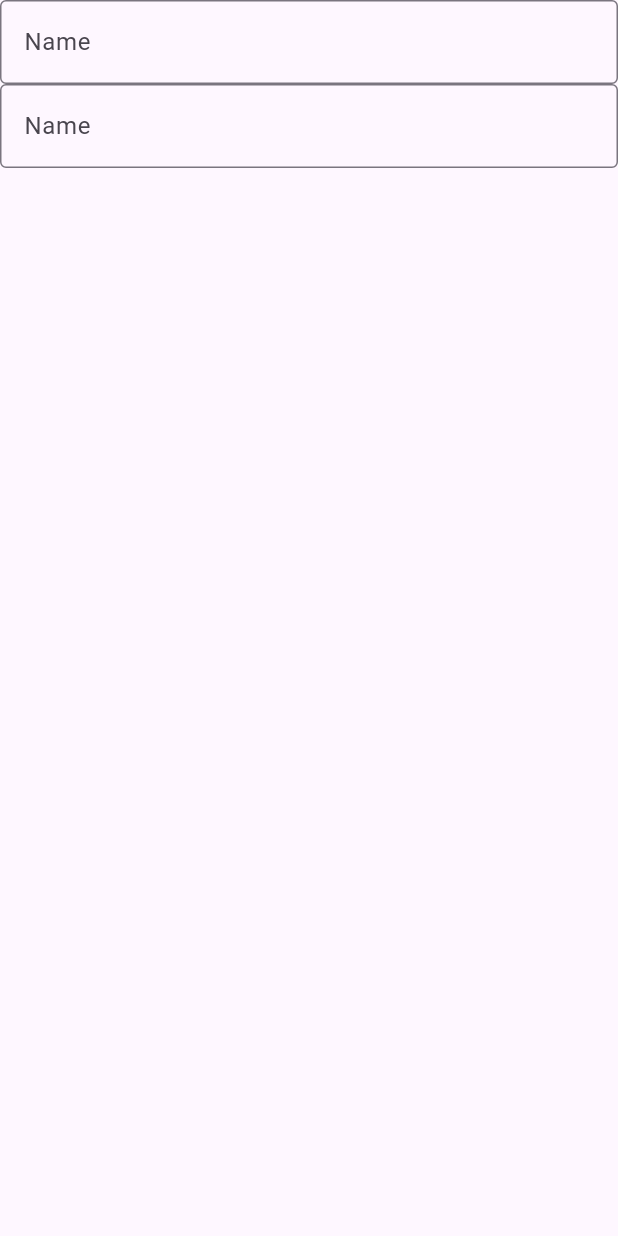
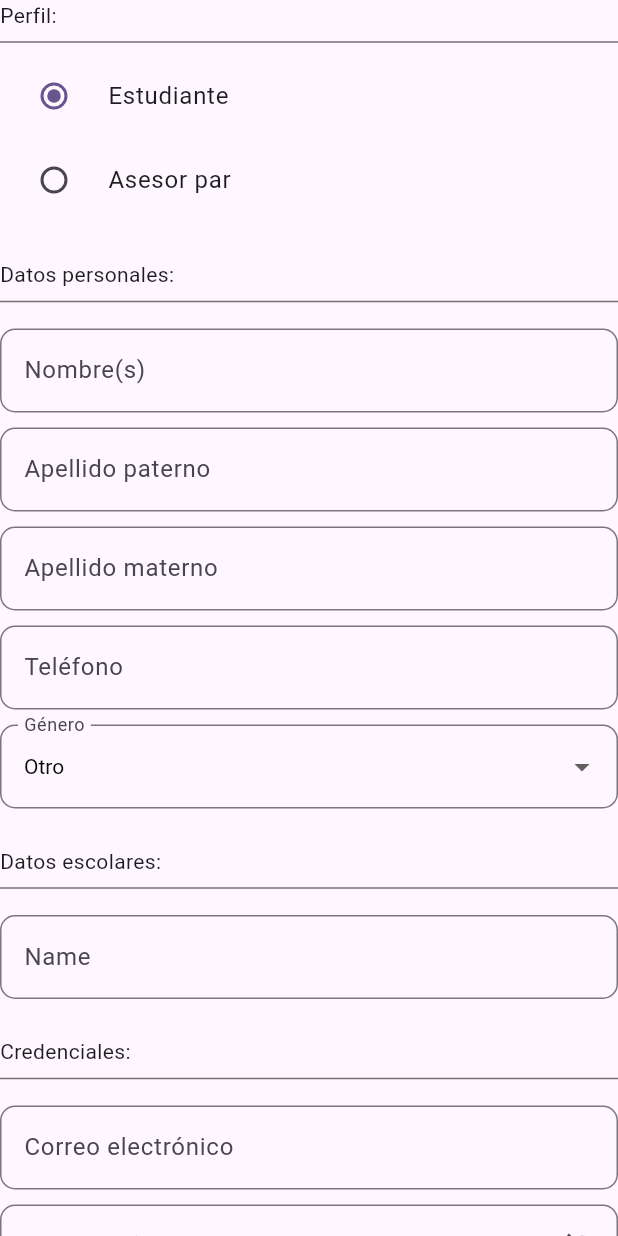
Before and after one commit to XamalionDev/academic_advice_app, a Flutter app: the RegisterForm widget shown alone on an empty page, opened directly, on a phone screen of 412 x 824 dp. Run offline on Flutter 3.47's test engine with Material 2 defaults, Android fonts, the light colour scheme and no system bars; our stand-ins replace firebase_auth, firebase_core, flutter_riverpod, go_router; accounts and stored records are empty; generated files the repository leaves out were written again.

Commit message:
Design: part 2.

```diff
--- /dev/null
+++ b/lib/model/enums/enums.dart
@@ -0,0 +1,21 @@
+enum DaysOfTheWeek {
+  Monday,
+  Tuesday,
+  Wednesday,
+  Thursday,
+  Friday,
+  Saturday,
+  Sunday,
+}
+
+enum UserRoles {
+  Admin,
+  Advisor,
+  Advisee
+}
+
+enum Genders {
+  Masculino,
+  Femenino,
+  Otro
+}
--- a/lib/view/screens/login_screen.dart
+++ b/lib/view/screens/login_screen.dart
@@ -28,7 +28,7 @@ class LoginScreen extends ConsumerWidget {
                   SystemChannels.textInput.invokeMethod('TextInput.hide');
                 },
                 icon: const Icon(Icons.arrow_drop_down)),
-            const LoginForm()
+            const LoginForm(),
           ],
         )
       ),
--- a/lib/view/screens/presentation_screen.dart
+++ b/lib/view/screens/presentation_screen.dart
@@ -10,7 +10,7 @@ class PresentationScreen extends ConsumerWidget {
 
   @override
   Widget build(BuildContext context, WidgetRef ref) {
-    final widthScreen = MediaQuery.of(context).size.width;;
+    final widthScreen = MediaQuery.of(context).size.width;
     final heightLogin = ref.watch(heightLoginProvider);
     final heightRegister = ref.watch(heightRegisterProvider);
 
--- a/lib/view/screens/register_screen.dart
+++ b/lib/view/screens/register_screen.dart
@@ -1,3 +1,4 @@
+import 'package:academic_advice_app/model/enums/enums.dart';
 import 'package:academic_advice_app/model/providers/height_provider.dart';
 import 'package:flutter/material.dart';
 import 'package:flutter/services.dart' show SystemChannels;
@@ -51,14 +52,141 @@ class RegisterForm extends StatefulWidget {
 }
 
 class _RegisterFormState extends State<RegisterForm> {
+  UserRoles _userRole = UserRoles.Advisee;
+  String dropdownValue = Genders.Otro.name;
   final _formKey = GlobalKey<FormState>();
+  bool showPassword = true;
 
   @override
   Widget build(BuildContext context) {
     return Form(
       key: _formKey,
       child: Column(
+        mainAxisAlignment: MainAxisAlignment.center,
+        crossAxisAlignment: CrossAxisAlignment.start,
         children: [
+/******************************************************************************/
+          const Text('Perfil:'),
+          const Divider(
+            color: Colors.black54,
+            thickness: 1,
+          ),
+          RadioListTile(
+            title: const Text('Estudiante'),
+            value: UserRoles.Advisee,
+            groupValue: _userRole,
+            onChanged: (value){
+              setState(() {
+                  _userRole = UserRoles.Advisee;
+              });
+            }
+          ),
+          RadioListTile(
+            title: const Text('Asesor par'),
+            value: UserRoles.Advisor,
+            groupValue: _userRole,
+            onChanged: (value){
+              setState(() {
+                _userRole = UserRoles.Advisor;
+              });
+            }
+          ),
+          const SizedBox(height: 25),
+
+/******************************************************************************/
+          const Text('Datos personales:'),
+          const Divider(
+            color: Colors.black54,
+            thickness: 1,
+          ),
+          const SizedBox(height: 10),
+          TextFormField(
+            keyboardType: TextInputType.text,
+            validator: (value) {
+              if (value == null || value.isEmpty) {
+                return 'Please enter some text';
+              }
+              return null;
+            },
+            decoration: InputDecoration(
+              border: setBorder(),
+              labelText: 'Nombre(s)',
+            ),
+          ),
+          const SizedBox(height: 10),
+          TextFormField(
+            keyboardType: TextInputType.text,
+            validator: (value) {
+              if (value == null || value.isEmpty) {
+                return 'Please enter some text';
+              }
+              return null;
+            },
+            decoration: InputDecoration(
+              border: setBorder(),
+              labelText: 'Apellido paterno',
+            ),
+          ),
+          const SizedBox(height: 10),
+          TextFormField(
+            keyboardType: TextInputType.text,
+            validator: (value) {
+              if (value == null || value.isEmpty) {
+                return 'Please enter some text';
+              }
+              return null;
+            },
+            decoration: InputDecoration(
+              border: setBorder(),
+              labelText: 'Apellido materno',
+            ),
+          ),
+          const SizedBox(height: 10),
+          TextFormField(
+            keyboardType: TextInputType.phone,
+            validator: (value) {
+              if (value == null || value.isEmpty) {
+                return 'Please enter some text';
+              }
+              return null;
+            },
+            decoration: InputDecoration(
+              border: setBorder(),
+              labelText: 'Teléfono',
+            ),
+          ),
+          const SizedBox(height: 10),
+          DropdownButtonFormField(
+            decoration: InputDecoration(
+              border: setBorder(),
+              labelText: 'Género',
+            ),
+            value: dropdownValue,
+            style: const TextStyle(fontWeight: FontWeight.normal, color: Colors.black),
+            icon: const Icon(Icons.arrow_drop_down),
+            elevation: 16,
+            onChanged: (newValue) {
+              setState(() {
+                dropdownValue = newValue.toString();
+              });
+            },
+            items: (Genders.values).map<DropdownMenuItem<String>>((Genders value) {
+              return DropdownMenuItem<String>(
+                alignment: AlignmentDirectional.centerStart,
+                value: value.name,
+                child: Text(value.name),
+              );
+            }).toList(),
+          ),
+          const SizedBox(height: 25),
+
+/******************************************************************************/
+          const Text('Datos escolares:'),
+          const Divider(
+            color: Colors.black54,
+            thickness: 1,
+          ),
+          const SizedBox(height: 10),
           TextFormField(
             validator: (value) {
               if (value == null || value.isEmpty) {
@@ -66,25 +194,65 @@ class _RegisterFormState extends State<RegisterForm> {
               }
               return null;
             },
-            decoration: const InputDecoration(
-              border: OutlineInputBorder(),
+            decoration: InputDecoration(
+              border: setBorder(),
               labelText: 'Name',
             ),
           ),
+          const SizedBox(height: 25),
+
+/******************************************************************************/
+          const Text('Credenciales:'),
+          const Divider(
+            color: Colors.black54,
+            thickness: 1,
+          ),
+          const SizedBox(height: 10),
           TextFormField(
             validator: (value) {
-              if (value == null || value.isEmpty) {
-                return 'Please enter some text';
-              }
-              return null;
+              return (value == null || value.isEmpty) ? 'Ingrese algún valor' : null;
             },
-            decoration: const InputDecoration(
-              border: OutlineInputBorder(),
-              labelText: 'Name',
+            keyboardType: TextInputType.emailAddress,
+            decoration: InputDecoration(
+              labelText: 'Correo electrónico',
+              border: setBorder(),
             ),
           ),
+          const SizedBox(height: 10),
+          TextFormField(
+              validator: (value) {
+                if (value == null || value.isEmpty) {
+                  return 'Ingresa algún valor';
+                } else if (value.length < 6){
+                  return 'Minimo 6 caracteres';
+                } else {
+                  return null;
+                }
+              },
+              keyboardType: TextInputType.visiblePassword,
+              decoration: InputDecoration(
+                  labelText: 'Contraseña',
+                  border: setBorder(),
+                  suffixIcon: IconButton(
+                      onPressed: (){
+                        setState(() {
+                          showPassword = !showPassword;
+                        });
+                      },
+                      icon: Icon(showPassword ? Icons.visibility_off : Icons.visibility))
+              ),
+              obscureText: showPassword
+          ),
+          const SizedBox(height: 10),
         ],
       )
     );
   }
+
+  InputBorder setBorder() {
+    return OutlineInputBorder(
+      borderRadius: BorderRadius.circular(10)
+    );
+  }
+
 }
```
